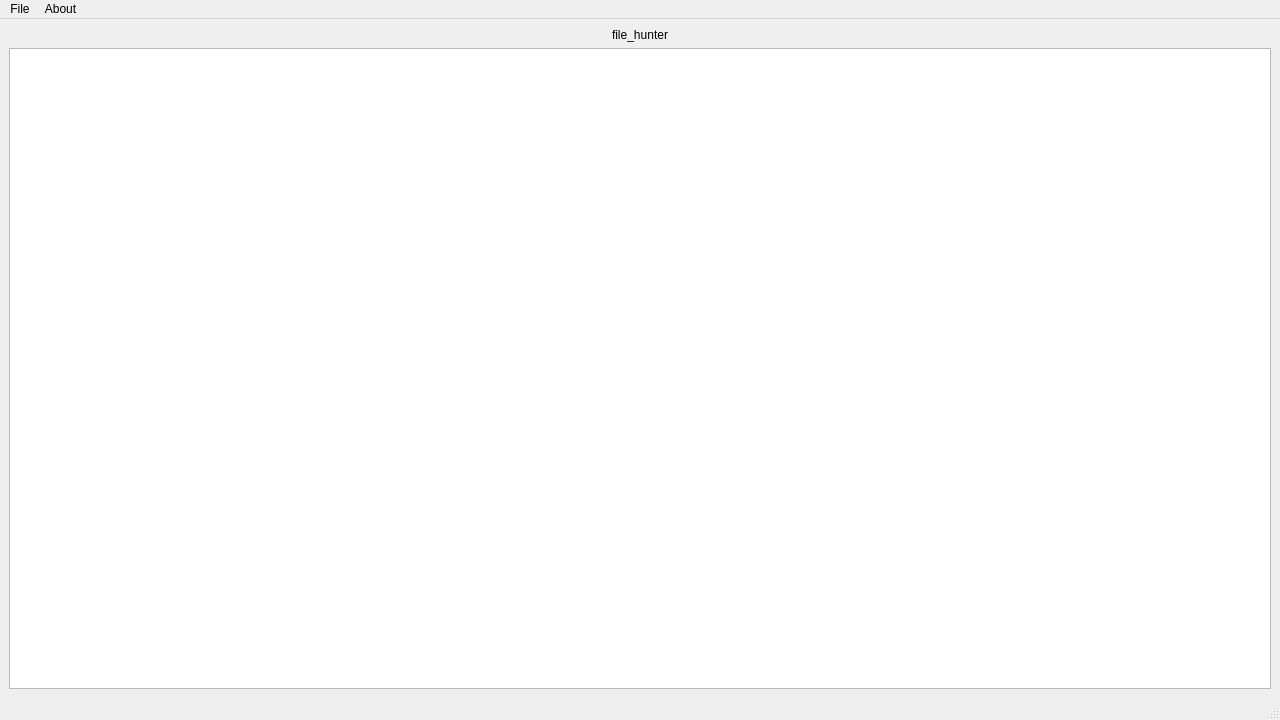
Qt form python3/file_hunter/file_hunter__mainWindow.ui (Enyarion/playground) before a commit.
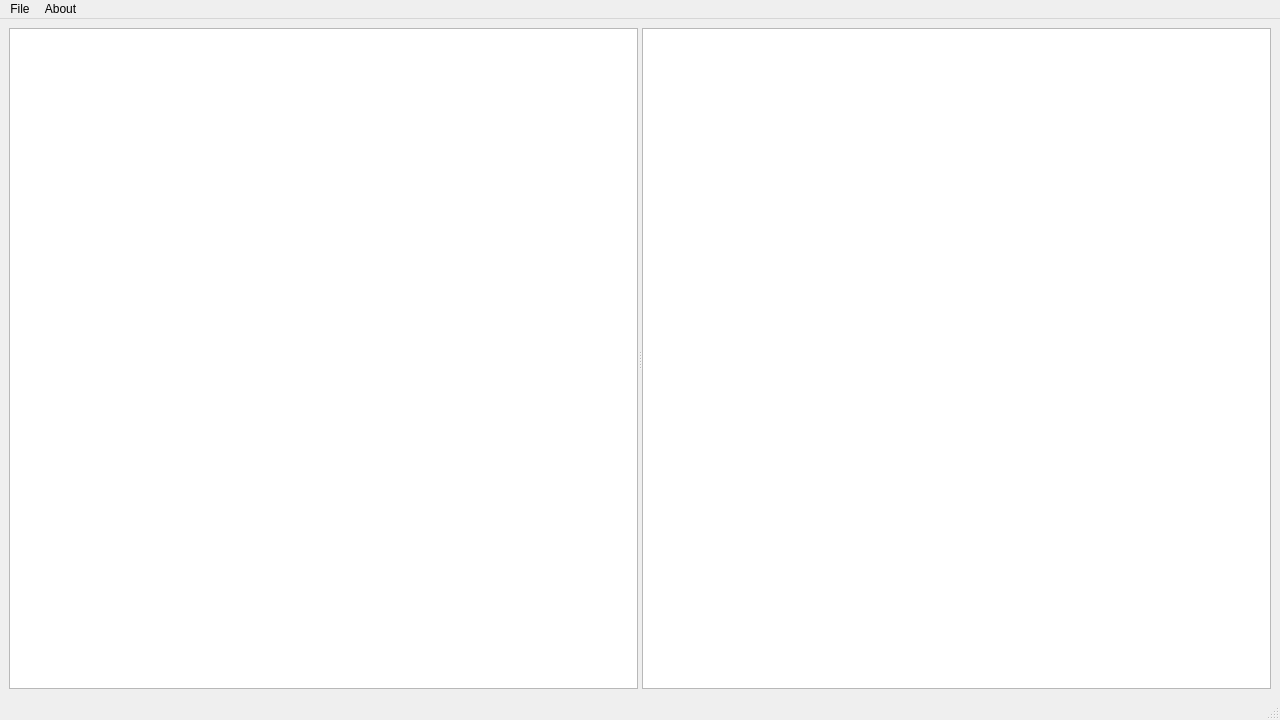
The same form after that commit.

Commit message: python3:file_hunter еще поигрался с QFileSystemModel

Diff of the .ui file:
```diff
--- a/python3/file_hunter/file_hunter__mainWindow.ui
+++ b/python3/file_hunter/file_hunter__mainWindow.ui
@@ -14,23 +14,31 @@
    <string>MainWindow</string>
   </property>
   <widget class="QWidget" name="centralwidget">
-   <layout class="QVBoxLayout" name="verticalLayout_2">
+   <layout class="QVBoxLayout" name="verticalLayout">
     <item>
-     <layout class="QVBoxLayout" name="verticalLayout">
-      <item>
-       <widget class="QLabel" name="label">
-        <property name="text">
-         <string>file_hunter</string>
-        </property>
-        <property name="alignment">
-         <set>Qt::AlignCenter</set>
-        </property>
-       </widget>
-      </item>
-      <item>
-       <widget class="QTreeView" name="treeView"/>
-      </item>
-     </layout>
+     <widget class="QSplitter" name="splitter">
+      <property name="orientation">
+       <enum>Qt::Horizontal</enum>
+      </property>
+      <widget class="QTreeView" name="treeView"/>
+      <widget class="QTextEdit" name="textEdit">
+       <property name="sizePolicy">
+        <sizepolicy hsizetype="Minimum" vsizetype="Expanding">
+         <horstretch>0</horstretch>
+         <verstretch>0</verstretch>
+        </sizepolicy>
+       </property>
+       <property name="baseSize">
+        <size>
+         <width>200</width>
+         <height>0</height>
+        </size>
+       </property>
+       <property name="lineWrapMode">
+        <enum>QTextEdit::NoWrap</enum>
+       </property>
+      </widget>
+     </widget>
     </item>
    </layout>
   </widget>
```
The commit also changes 1 other file.
